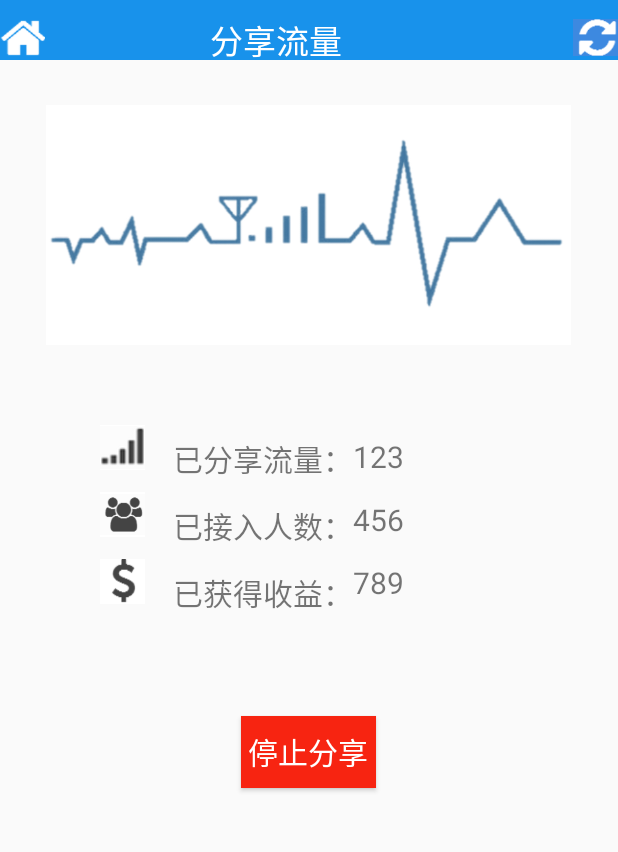
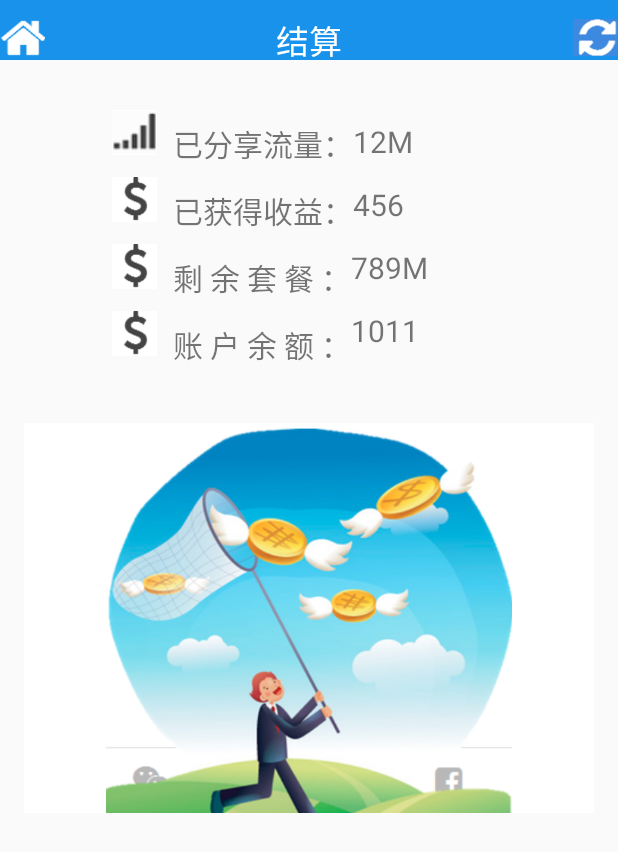
Before and after one commit to dwt0317/WiFiBao, an Android app: the CloseApActivity screen opened directly, with no data from a screen before it, after a tap on "停止分享", on a phone screen of 412 x 824 dp. Shown: the top 852 px of the screen. Run offline under Robolectric (Android 15) with nearby library versions, the phone set to English and light mode, and no system bars.

Commit message:
修改set_share.xml,添加abc_bt_radio_material.xml;删除mipmap下冗余的图片，向drawable添加图片;修改ShareActivity.java,CloseApActivity.java代码;删除activity_main.xml,conten_main.xml

```diff
--- /dev/null
+++ b/app/src/main/java/com/chinamobile/wifibao/activity/BalanceShareActivity.java
@@ -0,0 +1,17 @@
+package com.chinamobile.wifibao.activity;
+
+import android.app.Activity;
+import android.os.Bundle;
+
+import com.chinamobile.wifibao.R;
+
+/**
+ * Created by cdd on 2016/3/24.
+ */
+public class BalanceShareActivity extends Activity {
+    @Override
+    public void onCreate(Bundle saveInstanceState) {
+        super.onCreate(saveInstanceState);
+        setContentView(R.layout.balance_share);
+    }
+}
--- a/app/src/main/java/com/chinamobile/wifibao/activity/CloseApActivity.java
+++ b/app/src/main/java/com/chinamobile/wifibao/activity/CloseApActivity.java
@@ -2,6 +2,7 @@ package com.chinamobile.wifibao.activity;
 
 import android.app.Activity;
 import android.content.Context;
+import android.content.Intent;
 import android.net.TrafficStats;
 import android.os.Bundle;
 import android.util.Log;
@@ -30,12 +31,12 @@ public class CloseApActivity extends Activity{
 
         mContext = this;
         //close wifi ap
-        Button bt1 = (Button)findViewById(R.id.share_stop);
-        bt1.setOnClickListener(new View.OnClickListener() {
+        Button stopBt = (Button)findViewById(R.id.share_stop);
+        stopBt.setOnClickListener(new View.OnClickListener() {
             @Override
             public void onClick(View v) {
-                WifiApAdmin wifiAp = new WifiApAdmin(mContext);
-                wifiAp.closeWifiAp(mContext);
+                //WifiApAdmin wifiAp = new WifiApAdmin(mContext);
+                WifiApAdmin.closeWifiAp(mContext);
                 /*//统计分享的流量
                 RunningProcess rp = new RunningProcess();
                 int uid = rp.getUidOfProcess(mContext, "system");
@@ -47,6 +48,8 @@ public class CloseApActivity extends Activity{
                 //显示使用流量
                 final TextView show=(TextView)findViewById(R.id.total);
                 show.setText(sR+"KB");*/
+                Intent intent = new Intent(CloseApActivity.this, BalanceShareActivity.class);
+                startActivity(intent);
 
             }
         });
--- a/app/src/main/java/com/chinamobile/wifibao/activity/MainActivity.java
+++ b/app/src/main/java/com/chinamobile/wifibao/activity/MainActivity.java
@@ -1,5 +1,6 @@
 package com.chinamobile.wifibao.activity;
 
+import android.app.Activity;
 import android.content.Intent;
 import android.os.Bundle;
 import android.support.v7.app.AppCompatActivity;
@@ -8,7 +9,7 @@ import cn.bmob.v3.Bmob;
 
 //import com.chinamobile.wifibao.R;
 
-public class MainActivity extends AppCompatActivity {
+public class MainActivity extends Activity {
 
     @Override
     protected void onCreate(Bundle savedInstanceState) {
--- a/app/src/main/java/com/chinamobile/wifibao/activity/WifiListActivity.java
+++ b/app/src/main/java/com/chinamobile/wifibao/activity/WifiListActivity.java
@@ -42,8 +42,8 @@ public class WifiListActivity extends Activity {
     @Override
     protected void onCreate(Bundle savedInstanceState) {
         super.onCreate(savedInstanceState);
+        setContentView(R.layout.wifi_list);
         Bmob.initialize(this, "81c22e29e8d2f6204f9d1e58dee89f8c");
-        setContentView(R.layout.wifi_list);
         setViewComponent();
     }
     private void setViewComponent() {
--- /dev/null
+++ b/app/src/main/res/drawable/abc_btn_radio_material.xml
@@ -0,0 +1,5 @@
+<?xml version="1.0" encoding="utf-8"?>
+<selector xmlns:android="http://schemas.android.com/apk/res/android">
+    <item android:state_checked="true"  android:drawable="@drawable/selected" />
+    <item android:state_checked="false" android:drawable="@drawable/unselected" />
+</selector>
--- a/app/src/main/res/layout/balance_share.xml
+++ b/app/src/main/res/layout/balance_share.xml
@@ -71,7 +71,7 @@
             android:id="@+id/textview51"
             android:layout_toEndOf="@+id/textview5"
             android:layout_toRightOf="@+id/textview5"
-            android:text="123"
+            android:text="12M"
             android:textSize="20dp"
             android:layout_marginTop="20sp"
             android:paddingTop="7sp"
@@ -133,7 +133,7 @@
             android:id="@+id/textview71"
             android:layout_toRightOf="@+id/textview7"
             android:layout_below="@+id/textview61"
-            android:text="789"
+            android:text="789M"
             android:textSize="20dp"
             android:paddingTop="7sp"
             android:paddingBottom="7sp"/>
--- a/app/src/main/res/layout/flow_share.xml
+++ b/app/src/main/res/layout/flow_share.xml
@@ -83,7 +83,7 @@
             android:id="@+id/tv11"
             android:layout_toEndOf="@+id/tv1"
             android:layout_toRightOf="@+id/tv1"
-            android:text="123"
+            android:text="12M"
             android:textSize="20dp"
             android:layout_marginTop="20sp"
             android:paddingTop="7sp"
@@ -114,7 +114,7 @@
             android:id="@+id/tv21"
             android:layout_toRightOf="@+id/tv2"
             android:layout_below="@+id/tv11"
-            android:text="456"
+            android:text="6"
             android:textSize="20dp"
             android:paddingTop="7sp"
             android:paddingBottom="7sp"/>
--- a/app/src/main/res/layout/wifi_list.xml
+++ b/app/src/main/res/layout/wifi_list.xml
@@ -7,7 +7,7 @@
     android:paddingLeft="@dimen/activity_horizontal_margin"
     android:paddingRight="@dimen/activity_horizontal_margin"
     android:paddingTop="@dimen/activity_vertical_margin"
-    tools:context=".MainActivity">
+    tools:context=".activity.WifiListActivity">
 
     <LinearLayout
         android:layout_width="match_parent"
```
Also changed, not shown: app/src/main/AndroidManifest.xml (+8 -6 lines), app/src/main/java/com/chinamobile/wifibao/activity/ShareActivity.java (+6 -3 lines), app/src/main/res/layout/activity_main.xml (deleted, +0 -25 lines), app/src/main/res/layout/content_main.xml (deleted, +0 -13 lines), app/src/main/res/layout/set_share.xml (+17 -17 lines), app/src/main/res/drawable/selected.png (added), app/src/main/res/drawable/unselected.png (added), app/src/main/res/mipmap-hdpi/balance.png (deleted), app/src/main/res/mipmap-hdpi/home.png (deleted), app/src/main/res/mipmap-mdpi/clockwise.png (deleted), app/src/main/res/mipmap-mdpi/signal.png (deleted).
